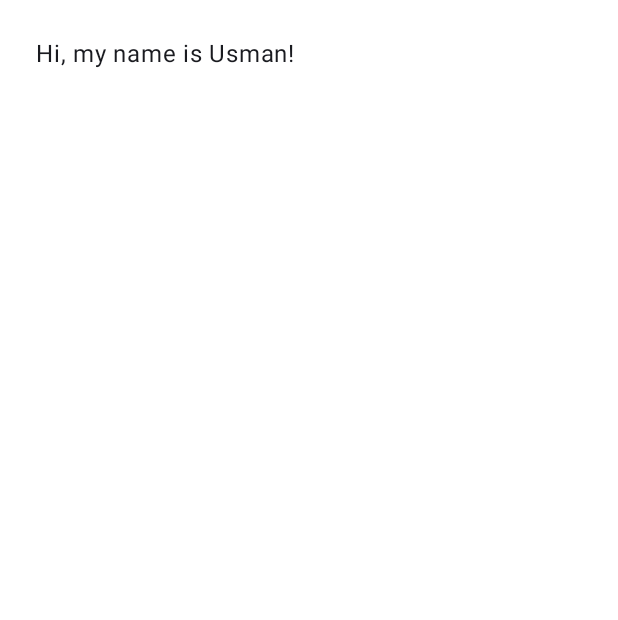
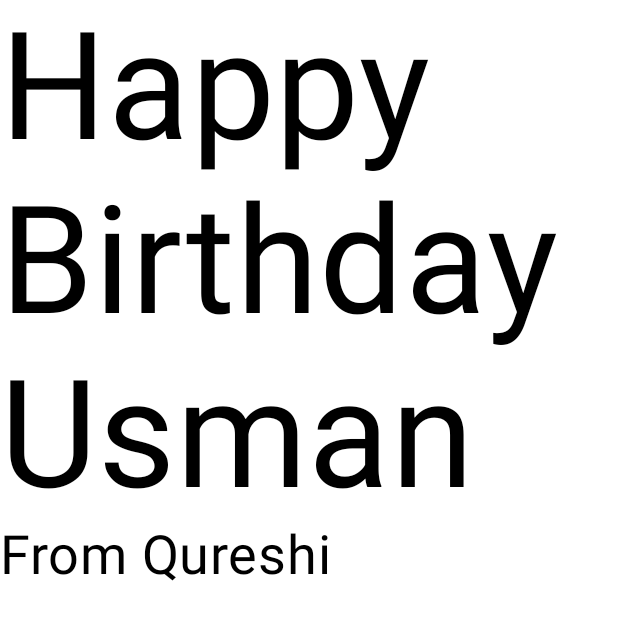
Before and after one commit to UsmanQT/kotlin-android-learn, an Android app built with Jetpack Compose: the @Preview function GreetingPreview, on a phone screen of 412 x 824 dp. Shown: the top 620 px of the screen. Run offline under Robolectric (Android 15) with nearby library versions, the light colour scheme and no system bars.

Commit message:
Added Column inside the GreetingText to display the greeting message and the signature

```diff
--- a/app/src/main/java/com/example/birthdaycard/BirthdayCardActivity.kt
+++ b/app/src/main/java/com/example/birthdaycard/BirthdayCardActivity.kt
@@ -4,6 +4,8 @@ import android.os.Bundle
 import androidx.activity.ComponentActivity
 import androidx.activity.compose.setContent
 import androidx.compose.foundation.layout.Box
+import androidx.compose.foundation.layout.Column
+import androidx.compose.foundation.layout.Row
 import androidx.compose.foundation.layout.fillMaxSize
 import androidx.compose.foundation.layout.padding
 import androidx.compose.material3.MaterialTheme
@@ -15,6 +17,7 @@ import androidx.compose.ui.Modifier
 import androidx.compose.ui.graphics.Color
 import androidx.compose.ui.tooling.preview.Preview
 import androidx.compose.ui.unit.dp
+import androidx.compose.ui.unit.sp
 import com.example.birthdayCard.ui.theme.BirthdayCardTheme
 
 class BirthdayCardActivity : ComponentActivity() {
@@ -24,44 +27,35 @@ class BirthdayCardActivity : ComponentActivity() {
             BirthdayCardTheme {
                 // A surface container using the 'background' color from the theme
                 Surface(modifier = Modifier.fillMaxSize(), color = MaterialTheme.colorScheme.background) {
-                    Greeting("Usman")
-                    Message()
                 }
             }
         }
     }
 }
 
-
 @Composable
-fun Greeting(name: String, modifier: Modifier = Modifier) {
-    Surface(color = Color.White) {
+fun GreetingText(message: String, from: String, modifier: Modifier = Modifier) {
+    Column(modifier = modifier) {
         Text(
-            text = "Hi, my name is $name!",
-            modifier = modifier.padding(24.dp)
+            fontSize = 100.sp,
+            lineHeight = 116.sp,
+            text = message
         )
-    }
-}
-@Composable
-fun Message(modifier: Modifier = Modifier) {
-    Box(
-        modifier = modifier.padding(24.dp),
-        contentAlignment = Alignment.Center
-    ) {
-
-        Surface(color = Color.Yellow) {
-            Text(
-                text = "This is my first android app. I will be adding other components and styling them.",
-            )
-        }
+        Text(
+            text = from,
+            fontSize = 36.sp
+        )
     }
 
 }
+@Preview(
+    showBackground = false,
+    showSystemUi = true,
+)
 
-@Preview(showBackground = true)
 @Composable
 fun GreetingPreview() {
     BirthdayCardTheme {
-        Greeting("Usman")
+        GreetingText(message = "Happy Birthday Usman", from = "From Qureshi")
     }
 }
```
Also changed, not shown: 1 other file.
